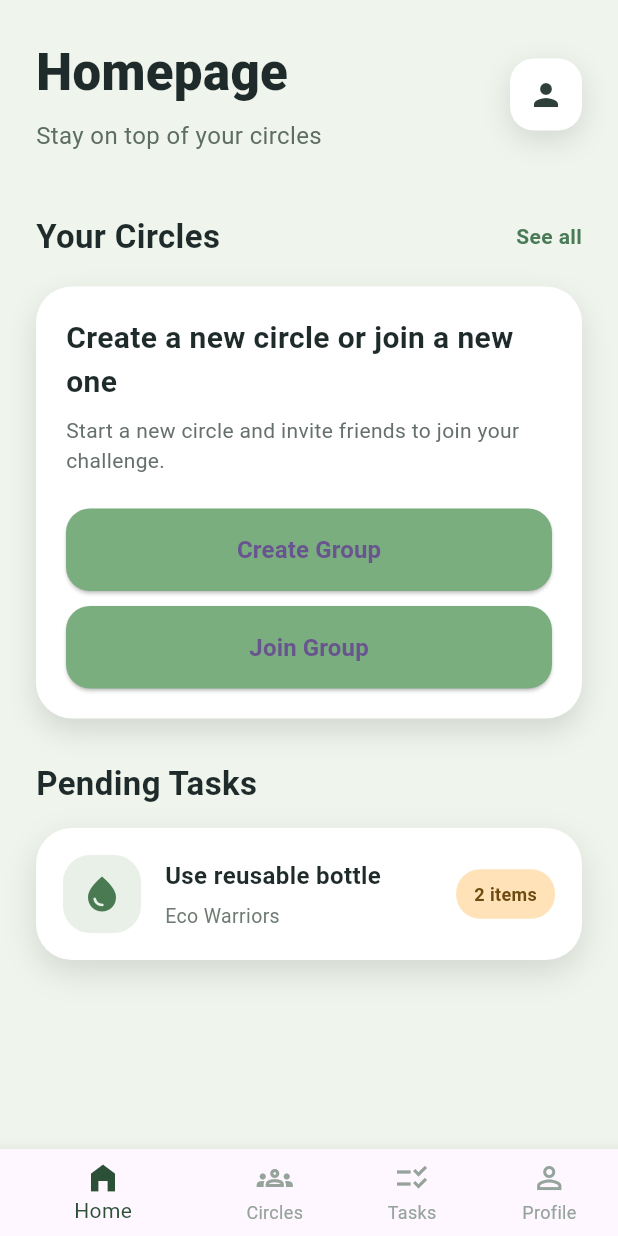
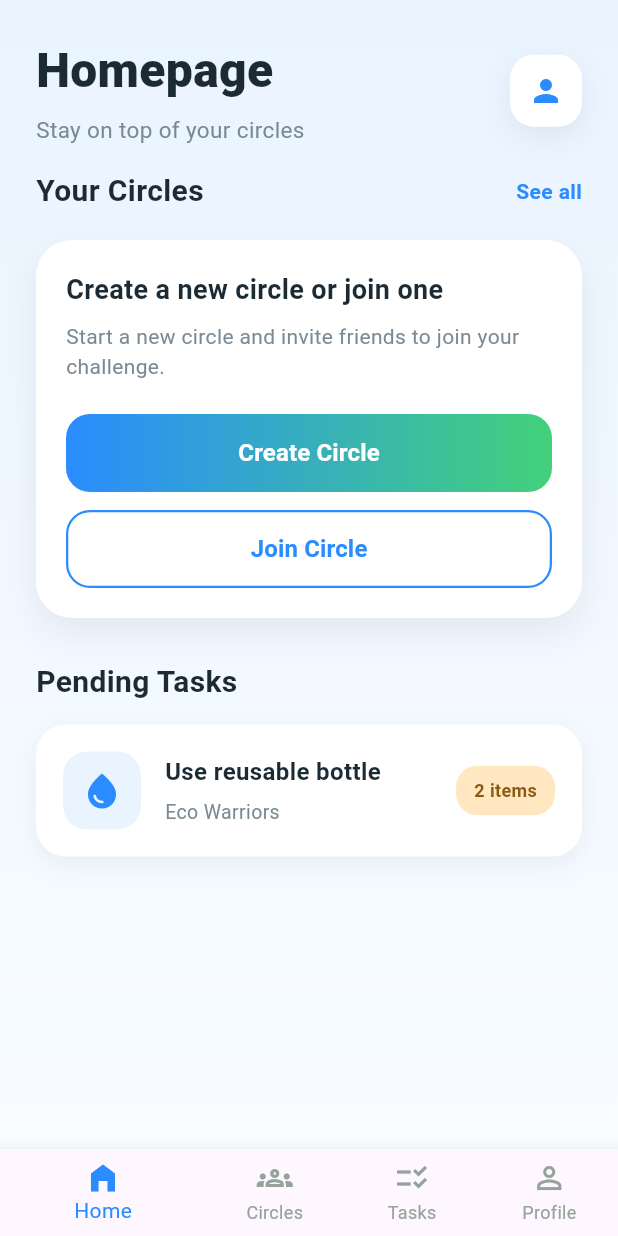
Before and after one commit to luislima9970/CircleUp, a Flutter app: the HomepageScreen screen opened directly, on a phone screen of 412 x 824 dp. Run offline on Flutter 3.47's test engine with Material 3 defaults, Android fonts, the phone set to English and light mode, and no system bars; our stand-ins replace cloud_firestore, firebase_auth, firebase_core; accounts and stored records are empty.

Commit message:
changes on visualizer

```diff
--- a/lib/screens/homepage_screen.dart
+++ b/lib/screens/homepage_screen.dart
@@ -7,8 +7,18 @@ class HomepageScreen extends StatelessWidget {
   @override
   Widget build(BuildContext context) {
     return Scaffold(
-      backgroundColor: const Color(0xFFEFF5ED),
-      body: SafeArea(
+      body: Container(
+        decoration: const BoxDecoration(
+          gradient: LinearGradient(
+            colors: [
+              Color(0xFFEAF4FF),
+              Color(0xFFF8FCFF),
+            ],
+            begin: Alignment.topCenter,
+            end: Alignment.bottomCenter,
+          ),
+        ),
+        child: SafeArea(
           child: Column(
             crossAxisAlignment: CrossAxisAlignment.stretch,
             children: [
@@ -23,17 +33,17 @@ class HomepageScreen extends StatelessWidget {
                         Text(
                           'Homepage',
                           style: TextStyle(
-                          fontSize: 34,
-                          fontWeight: FontWeight.w900,
-                          color: Color(0xFF1F2B2B),
+                            fontSize: 32,
+                            fontWeight: FontWeight.w800,
+                            color: Color(0xFF1C2A33),
                           ),
                         ),
                         SizedBox(height: 6),
                         Text(
                           'Stay on top of your circles',
                           style: TextStyle(
-                          fontSize: 16,
-                          color: Color(0xFF5E6D63),
+                            fontSize: 15,
+                            color: Color(0xFF7A8A94),
                           ),
                         ),
                       ],
@@ -44,20 +54,22 @@ class HomepageScreen extends StatelessWidget {
                       decoration: BoxDecoration(
                         color: Colors.white,
                         borderRadius: BorderRadius.circular(16),
-                      boxShadow: [
+                        boxShadow: const [
                           BoxShadow(
-                          color: Colors.black12,
+                            color: Color(0x11000000),
                             blurRadius: 16,
                             offset: Offset(0, 6),
                           ),
                         ],
                       ),
-                    child: const Icon(Icons.person, color: Color(0xFF2F3F3A)),
+                      child: const Icon(
+                        Icons.person,
+                        color: Color(0xFF2A8CFF),
+                      ),
                     ),
                   ],
                 ),
               ),
-            const SizedBox(height: 24),
               Expanded(
                 child: SingleChildScrollView(
                   padding: const EdgeInsets.symmetric(horizontal: 24),
@@ -70,16 +82,16 @@ class HomepageScreen extends StatelessWidget {
                           Text(
                             'Your Circles',
                             style: TextStyle(
-                            fontSize: 22,
-                            fontWeight: FontWeight.bold,
-                            color: Color(0xFF1F2B2B),
+                              fontSize: 20,
+                              fontWeight: FontWeight.w700,
+                              color: Color(0xFF1C2A33),
                             ),
                           ),
                           Text(
                             'See all',
                             style: TextStyle(
                               fontSize: 14,
-                            color: Color(0xFF4B7A57),
+                              color: Color(0xFF2A8CFF),
                               fontWeight: FontWeight.w600,
                             ),
                           ),
@@ -91,11 +103,11 @@ class HomepageScreen extends StatelessWidget {
                         decoration: BoxDecoration(
                           color: Colors.white,
                           borderRadius: BorderRadius.circular(24),
-                        boxShadow: [
+                          boxShadow: const [
                             BoxShadow(
-                            color: Colors.black12,
-                            blurRadius: 16,
-                            offset: Offset(0, 8),
+                              color: Color(0x11000000),
+                              blurRadius: 20,
+                              offset: Offset(0, 10),
                             ),
                           ],
                         ),
@@ -103,11 +115,11 @@ class HomepageScreen extends StatelessWidget {
                           crossAxisAlignment: CrossAxisAlignment.start,
                           children: [
                             const Text(
-                            'Create a new circle or join a new one',
+                              'Create a new circle or join one',
                               style: TextStyle(
-                              fontSize: 20,
-                              fontWeight: FontWeight.bold,
-                              color: Color(0xFF1F2B2B),
+                                fontSize: 18,
+                                fontWeight: FontWeight.w700,
+                                color: Color(0xFF1C2A33),
                               ),
                             ),
                             const SizedBox(height: 8),
@@ -115,58 +127,79 @@ class HomepageScreen extends StatelessWidget {
                               'Start a new circle and invite friends to join your challenge.',
                               style: TextStyle(
                                 fontSize: 14,
-                              color: Color(0xFF66706B),
+                                color: Color(0xFF7A8A94),
                               ),
                             ),
                             const SizedBox(height: 22),
                             SizedBox(
                               width: double.infinity,
+                              height: 52,
                               child: ElevatedButton(
                                 onPressed: () {
                                   Navigator.push(
                                     context,
                                     MaterialPageRoute(
-                                    builder: (context) => CreateCircleScreen(),
+                                      builder: (context) =>
+                                          CreateCircleScreen(),
                                     ),
                                   );
                                 },
                                 style: ElevatedButton.styleFrom(
-                                backgroundColor: const Color(0xFF7BAE7F),
+                                  padding: EdgeInsets.zero,
+                                  backgroundColor: Colors.transparent,
+                                  shadowColor: Colors.transparent,
+                                  foregroundColor: Colors.white,
                                   shape: RoundedRectangleBorder(
                                     borderRadius: BorderRadius.circular(16),
                                   ),
-                                padding: const EdgeInsets.symmetric(
-                                  vertical: 16,
+                                  elevation: 0,
+                                ),
+                                child: Ink(
+                                  decoration: const BoxDecoration(
+                                    gradient: LinearGradient(
+                                      colors: [
+                                        Color(0xFF2A8CFF),
+                                        Color(0xFF43D17A),
+                                      ],
+                                    ),
+                                    borderRadius: BorderRadius.all(
+                                      Radius.circular(16),
                                     ),
                                   ),
-                              child: const Text(
-                                'Create Group',
+                                  child: const Center(
+                                    child: Text(
+                                      'Create Circle',
                                       style: TextStyle(
                                         fontSize: 16,
                                         fontWeight: FontWeight.bold,
+                                        color: Colors.white,
                                       ),
                                     ),
                                   ),
                                 ),
-                          const SizedBox(height: 10),
+                              ),
+                            ),
+                            const SizedBox(height: 12),
                             SizedBox(
                               width: double.infinity,
-                            child: ElevatedButton(
+                              height: 52,
+                              child: OutlinedButton(
                                 onPressed: () {},
-                              style: ElevatedButton.styleFrom(
-                                backgroundColor: const Color(0xFF7BAE7F),
+                                style: OutlinedButton.styleFrom(
+                                  side: const BorderSide(
+                                    color: Color(0xFF2A8CFF),
+                                    width: 1.5,
+                                  ),
                                   shape: RoundedRectangleBorder(
                                     borderRadius: BorderRadius.circular(16),
                                   ),
-                                padding: const EdgeInsets.symmetric(
-                                  vertical: 16,
-                                ),
                                 ),
                                 child: const Text(
-                                'Join Group',
+                                  'Join Circle',
                                   style: TextStyle(
                                     fontSize: 16,
-                                  fontWeight: FontWeight.bold,
+                                    fontWeight: FontWeight.w600,
+                                    color: Color(0xFF2A8CFF),
                                   ),
                                 ),
                               ),
@@ -178,13 +211,13 @@ class HomepageScreen extends StatelessWidget {
                       const Text(
                         'Pending Tasks',
                         style: TextStyle(
-                        fontSize: 22,
-                        fontWeight: FontWeight.bold,
-                        color: Color(0xFF1F2B2B),
+                          fontSize: 20,
+                          fontWeight: FontWeight.w700,
+                          color: Color(0xFF1C2A33),
                         ),
                       ),
-                    const SizedBox(height: 14),         //Temporary task, just for good looks
-                    _TaskCard(
+                      const SizedBox(height: 14),
+                      const _TaskCard(
                         title: 'Use reusable bottle',
                         subtitle: 'Eco Warriors',
                         status: '2 items',
@@ -198,13 +231,17 @@ class HomepageScreen extends StatelessWidget {
             ],
           ),
         ),
+      ),
       bottomNavigationBar: BottomNavigationBar(
         currentIndex: 0,
-        selectedItemColor: const Color(0xFF2B4F37),
+        selectedItemColor: const Color(0xFF2A8CFF),
         unselectedItemColor: const Color(0xFF95A39A),
         showUnselectedLabels: true,
         items: const [
-          BottomNavigationBarItem(icon: Icon(Icons.home_filled), label: 'Home'),
+          BottomNavigationBarItem(
+            icon: Icon(Icons.home_filled),
+            label: 'Home',
+          ),
           BottomNavigationBarItem(
             icon: Icon(Icons.groups_outlined),
             label: 'Circles',
@@ -242,12 +279,12 @@ class _TaskCard extends StatelessWidget {
       padding: const EdgeInsets.all(18),
       decoration: BoxDecoration(
         color: Colors.white,
-        borderRadius: BorderRadius.circular(24),
-        boxShadow: [
+        borderRadius: BorderRadius.circular(20),
+        boxShadow: const [
           BoxShadow(
-            color: Colors.black12,
-            blurRadius: 18,
-            offset: Offset(0, 8),
+            color: Color(0x0D000000),
+            blurRadius: 14,
+            offset: Offset(0, 6),
           ),
         ],
       ),
@@ -258,10 +295,14 @@ class _TaskCard extends StatelessWidget {
             width: 52,
             height: 52,
             decoration: BoxDecoration(
-              color: const Color(0xFFE8F0E7),
-              borderRadius: BorderRadius.circular(18),
+              color: const Color(0xFFEAF4FF),
+              borderRadius: BorderRadius.circular(16),
             ),
-            child: Icon(icon, color: const Color(0xFF4A7A52), size: 28),
+            child: Icon(
+              icon,
+              color: const Color(0xFF2A8CFF),
+              size: 28,
+            ),
           ),
           const SizedBox(width: 16),
           Expanded(
@@ -273,7 +314,7 @@ class _TaskCard extends StatelessWidget {
                   style: const TextStyle(
                     fontSize: 16,
                     fontWeight: FontWeight.bold,
-                    color: Color(0xFF1F2B2B),
+                    color: Color(0xFF1C2A33),
                   ),
                 ),
                 const SizedBox(height: 6),
@@ -281,24 +322,27 @@ class _TaskCard extends StatelessWidget {
                   subtitle,
                   style: const TextStyle(
                     fontSize: 13,
-                    color: Color(0xFF6E7A72),
+                    color: Color(0xFF7A8A94),
                   ),
                 ),
               ],
             ),
           ),
           Container(
-            padding: const EdgeInsets.symmetric(vertical: 8, horizontal: 12),
+            padding: const EdgeInsets.symmetric(
+              vertical: 8,
+              horizontal: 12,
+            ),
             decoration: BoxDecoration(
-              color: const Color(0xFFFFE2B7),
-              borderRadius: BorderRadius.circular(16),
+              color: const Color(0xFFFFE7C2),
+              borderRadius: BorderRadius.circular(14),
             ),
             child: Text(
               status,
               style: const TextStyle(
                 fontSize: 12,
                 fontWeight: FontWeight.bold,
-                color: Color(0xFF6D4A0F),
+                color: Color(0xFF8A5A12),
               ),
             ),
           ),
```
Also changed, not shown: lib/screens/createcircle_screen.dart (+140 -115 lines), lib/screens/login_screen.dart (+74 -70 lines), lib/screens/register_screen.dart (+76 -73 lines). Lines whose indentation alone changed are shown as unchanged.
